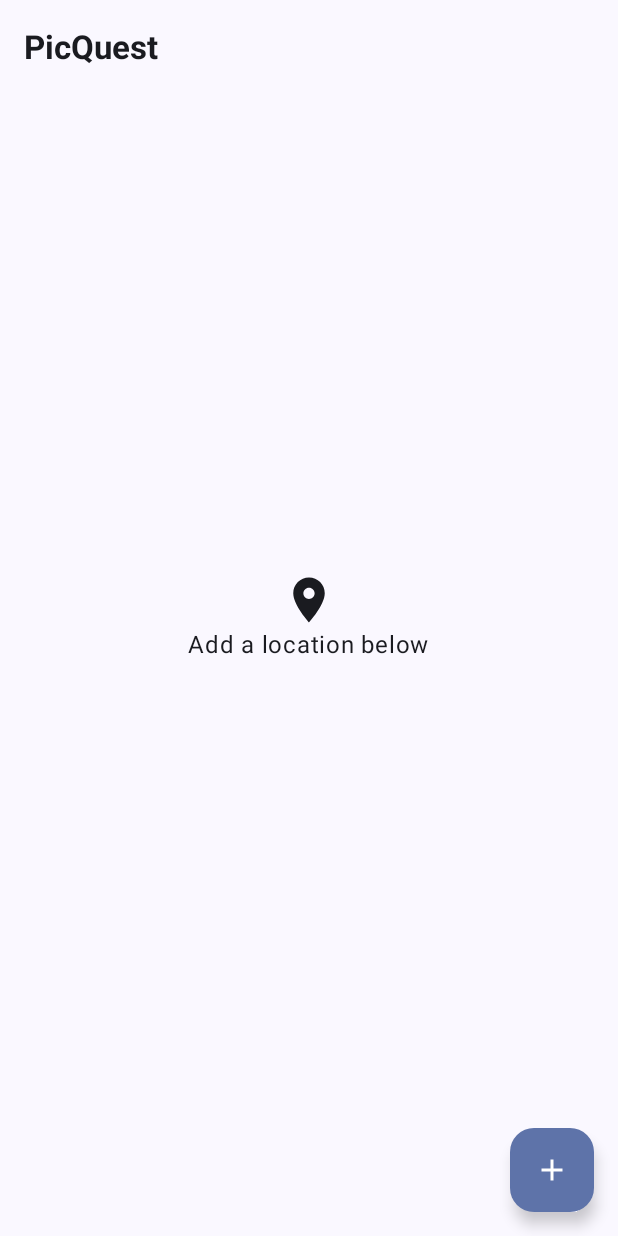
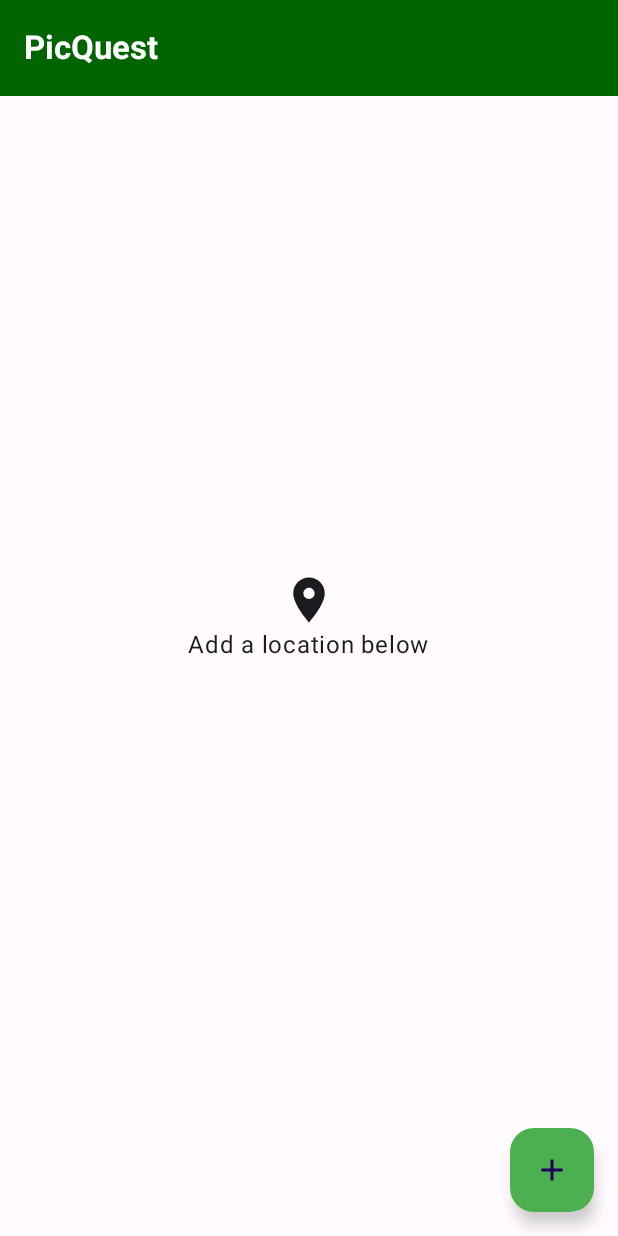
Before and after one commit to BOBODDY/PicQuestV2, an Android app built with Jetpack Compose: the screen it shows after launch (MainActivity), on a phone screen of 412 x 824 dp. Run offline under Robolectric (Android 15) with nearby library versions, the phone set to English and light mode, and no system bars; our stand-ins replace Dagger/Hilt's generated code, Room's generated code; libraries missing offline, so code that uses them is left out: com.mapbox.maps.

Commit message:
Remove dynamic theming

```diff
--- a/app/src/main/java/dev/mathewsmobile/picquestv2/ui/theme/Theme.kt
+++ b/app/src/main/java/dev/mathewsmobile/picquestv2/ui/theme/Theme.kt
@@ -1,18 +1,14 @@
 package dev.mathewsmobile.picquestv2.ui.theme
 
 import android.app.Activity
-import android.os.Build
 import androidx.compose.foundation.isSystemInDarkTheme
 import androidx.compose.material3.MaterialTheme
 import androidx.compose.material3.darkColorScheme
-import androidx.compose.material3.dynamicDarkColorScheme
-import androidx.compose.material3.dynamicLightColorScheme
 import androidx.compose.material3.lightColorScheme
 import androidx.compose.runtime.Composable
 import androidx.compose.runtime.SideEffect
 import androidx.compose.ui.graphics.Color
 import androidx.compose.ui.graphics.toArgb
-import androidx.compose.ui.platform.LocalContext
 import androidx.compose.ui.platform.LocalView
 import androidx.core.view.WindowCompat
 
@@ -43,16 +39,9 @@
 @Composable
 fun PicQuestV2Theme(
     darkTheme: Boolean = isSystemInDarkTheme(),
-    // Dynamic color is available on Android 12+
-    dynamicColor: Boolean = true,
     content: @Composable () -> Unit
 ) {
     val colorScheme = when {
-        dynamicColor && Build.VERSION.SDK_INT >= Build.VERSION_CODES.S -> {
-            val context = LocalContext.current
-            if (darkTheme) dynamicDarkColorScheme(context) else dynamicLightColorScheme(context)
-        }
-
         darkTheme -> DarkColorScheme
         else -> LightColorScheme
     }
```
